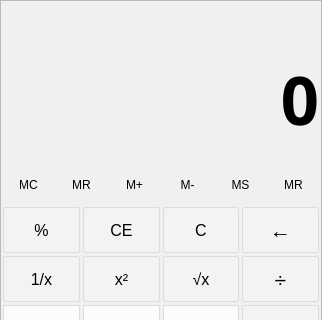
Old version of the form wincalc.ui in the repository GarrettBassen/WinCalc; both pictures show x 0 to 322 and y 0 to 320 of the 322 by 502 pixel window.
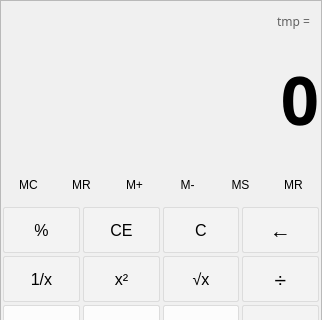
New version of the form.

Commit message: Added right buffer to small display

```diff
--- a/wincalc.ui
+++ b/wincalc.ui
@@ -90,14 +90,25 @@
          <property name="styleSheet">
           <string notr="true">QLabel {
 	color: rgb(97, 97, 97);
+	margin-right: 6px;
+	margin-bottom: 0px;
 }</string>
          </property>
+         <property name="midLineWidth">
+          <number>0</number>
+         </property>
          <property name="text">
-          <string/>
+          <string>tmp =</string>
          </property>
          <property name="alignment">
           <set>Qt::AlignBottom|Qt::AlignRight|Qt::AlignTrailing</set>
          </property>
+         <property name="margin">
+          <number>0</number>
+         </property>
+         <property name="indent">
+          <number>-1</number>
+         </property>
         </widget>
        </item>
        <item>
```
Left out of the diff: 6 changed lines with no effect on the pictures. The commit also changes 1 other file.
